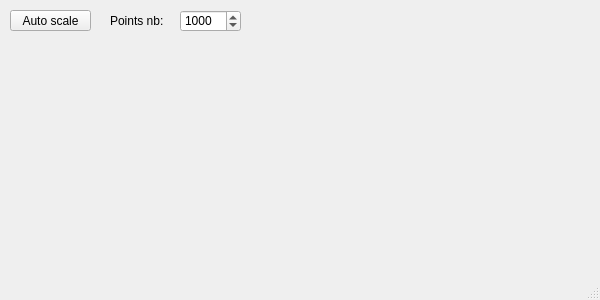
Before: the Qt Designer form Holovibes/plot_window.ui in DigitalHolography/Holovibes, drawn with Qt 5.
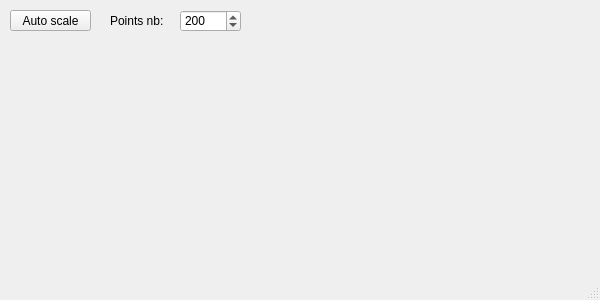
After: the same form once the commit is applied.

Commit message: Default plot points set to 200

Diff of the .ui file:
```diff
--- a/Holovibes/plot_window.ui
+++ b/Holovibes/plot_window.ui
@@ -49,7 +49,7 @@
      <number>1000000</number>
     </property>
     <property name="value">
-     <number>1000</number>
+     <number>200</number>
     </property>
    </widget>
    <widget class="QLabel" name="PointsNbLabel">
```
The commit also changes 1 other file.
